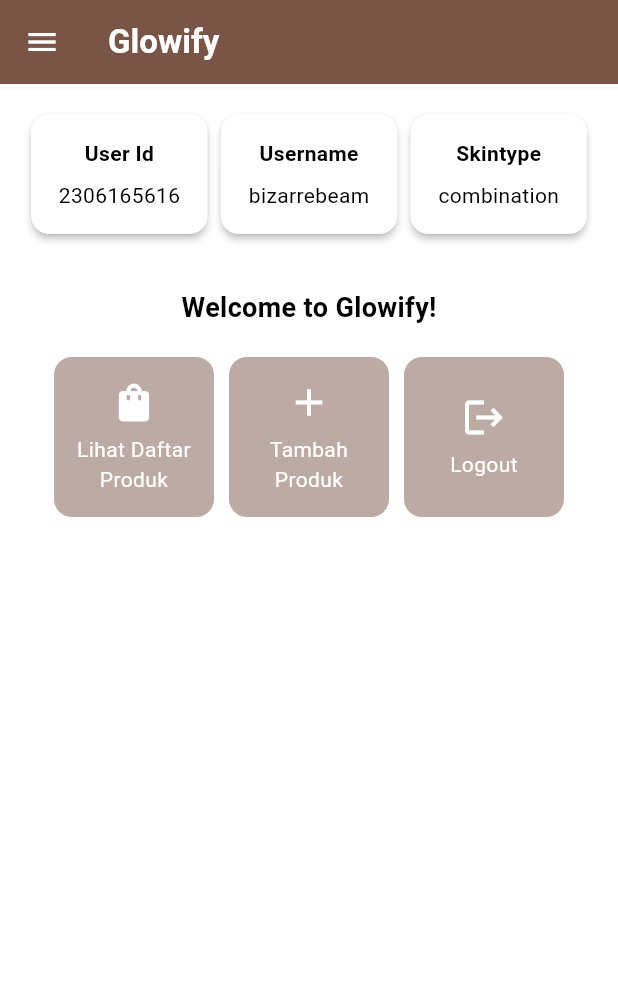
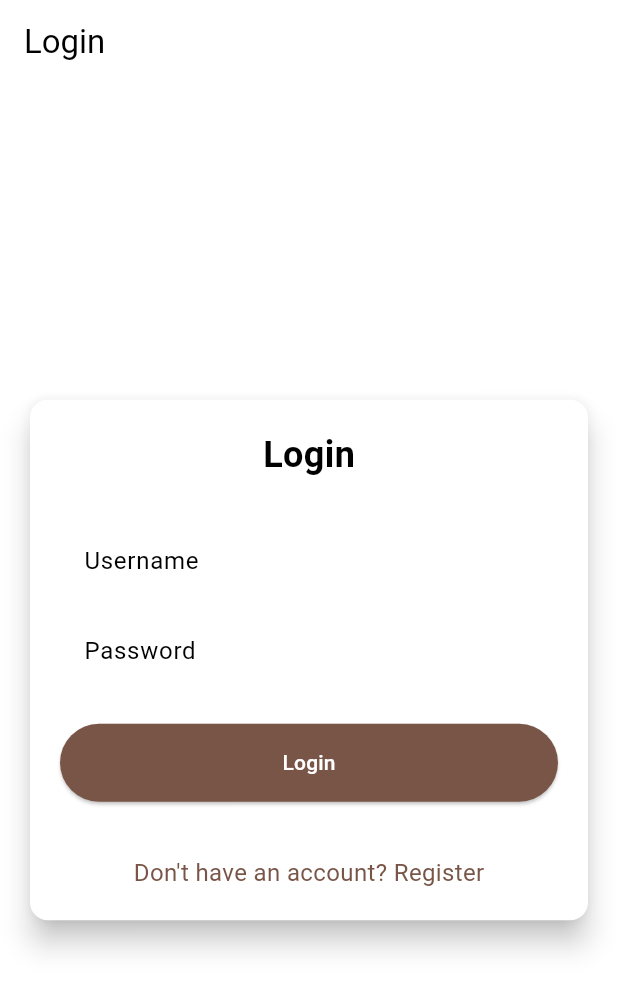
Before and after one commit to bizarrebeam/glowify-mobile, a Flutter app: the screen it shows after launch, on a phone screen of 412 x 824 dp. Shown: the top 991 px of the screen. Run offline on Flutter 3.47's test engine with Material 3 defaults, Android fonts, the phone set to English and light mode, and no system bars; missing offline and left inert: pbp_django_auth.

Commit message:
tugas 9: unfinished

```diff
--- a/lib/main.dart
+++ b/lib/main.dart
@@ -1,5 +1,8 @@
 import 'package:flutter/material.dart';
+import 'package:glowify/screens/login.dart';
 import 'package:glowify/screens/menu.dart';
+import 'package:pbp_django_auth/pbp_django_auth.dart';
+import 'package:provider/provider.dart';
 
 void main() {
   runApp(const MyApp());
@@ -10,15 +13,21 @@ class MyApp extends StatelessWidget {
 
   @override
   Widget build(BuildContext context) {
-    return MaterialApp(
-      title: 'Glowify',
-      theme: ThemeData(
-        colorScheme: ColorScheme.fromSwatch(
-          primarySwatch: Colors.brown,
-        ).copyWith(secondary: Colors.brown[200]),
-        useMaterial3: true,
+    return Provider(
+      create: (_) {
+        CookieRequest request = CookieRequest();
+        return request;
+      },
+      child: MaterialApp(
+        title: 'Glowify',
+        theme: ThemeData(
+          useMaterial3: true,
+          colorScheme: ColorScheme.fromSwatch(
+            primarySwatch: Colors.brown,
+          ).copyWith(secondary: Colors.brown[200]),
+        ),
+        home: const LoginPage(),
       ),
-      home: MenuScreen(),
     );
   }
 }
--- /dev/null
+++ b/lib/screens/login.dart
@@ -0,0 +1,181 @@
+import 'package:glowify/screens/menu.dart';
+import 'package:flutter/material.dart';
+import 'package:pbp_django_auth/pbp_django_auth.dart';
+import 'package:provider/provider.dart';
+import 'package:glowify/screens/register.dart';
+
+void main() {
+  runApp(const LoginApp());
+}
+
+class LoginApp extends StatelessWidget {
+  const LoginApp({super.key});
+
+  @override
+  Widget build(BuildContext context) {
+    return MaterialApp(
+      title: 'Login',
+      theme: ThemeData(
+        useMaterial3: true,
+        colorScheme: ColorScheme.fromSwatch(
+          primarySwatch: Colors.brown,
+        ).copyWith(secondary: Colors.brown[200]),
+      ),
+      home: const LoginPage(),
+    );
+  }
+}
+
+class LoginPage extends StatefulWidget {
+  const LoginPage({super.key});
+
+  @override
+  State<LoginPage> createState() => _LoginPageState();
+}
+
+class _LoginPageState extends State<LoginPage> {
+  final TextEditingController _usernameController = TextEditingController();
+  final TextEditingController _passwordController = TextEditingController();
+
+  @override
+  Widget build(BuildContext context) {
+    final request = context.watch<CookieRequest>();
+
+    return Scaffold(
+      appBar: AppBar(
+        title: const Text('Login'),
+      ),
+      body: Center(
+        child: SingleChildScrollView(
+          padding: const EdgeInsets.all(16.0),
+          child: Card(
+            elevation: 8,
+            shape: RoundedRectangleBorder(
+              borderRadius: BorderRadius.circular(12.0),
+            ),
+            child: Padding(
+              padding: const EdgeInsets.all(20.0),
+              child: Column(
+                mainAxisSize: MainAxisSize.min,
+                children: [
+                  const Text(
+                    'Login',
+                    style: TextStyle(
+                      fontSize: 24.0,
+                      fontWeight: FontWeight.bold,
+                    ),
+                  ),
+                  const SizedBox(height: 30.0),
+                  TextField(
+                    controller: _usernameController,
+                    decoration: const InputDecoration(
+                      labelText: 'Username',
+                      hintText: 'Enter your username',
+                      border: OutlineInputBorder(
+                        borderRadius: BorderRadius.all(Radius.circular(12.0)),
+                      ),
+                      contentPadding:
+                          EdgeInsets.symmetric(horizontal: 12.0, vertical: 8.0),
+                    ),
+                  ),
+                  const SizedBox(height: 12.0),
+                  TextField(
+                    controller: _passwordController,
+                    decoration: const InputDecoration(
+                      labelText: 'Password',
+                      hintText: 'Enter your password',
+                      border: OutlineInputBorder(
+                        borderRadius: BorderRadius.all(Radius.circular(12.0)),
+                      ),
+                      contentPadding:
+                          EdgeInsets.symmetric(horizontal: 12.0, vertical: 8.0),
+                    ),
+                    obscureText: true,
+                  ),
+                  const SizedBox(height: 24.0),
+                  ElevatedButton(
+                    onPressed: () async {
+                      String username = _usernameController.text;
+                      String password = _passwordController.text;
+
+                      // Cek kredensial
+                      // TODO: Ganti URL dan jangan lupa tambahkan trailing slash (/) di akhir URL!
+                      // Untuk menyambungkan Android emulator dengan Django pada localhost,
+                      // gunakan URL http://10.0.2.2/
+                      final response = await request
+                          .login("http://127.0.0.1:8000/auth/login/", {
+                        'username': username,
+                        'password': password,
+                      });
+
+                      if (request.loggedIn) {
+                        String message = response['message'];
+                        String uname = response['username'];
+                        if (context.mounted) {
+                          Navigator.pushReplacement(
+                            context,
+                            MaterialPageRoute(
+                                builder: (context) => MenuScreen()),
+                          );
+                          ScaffoldMessenger.of(context)
+                            ..hideCurrentSnackBar()
+                            ..showSnackBar(
+                              SnackBar(
+                                  content:
+                                      Text("$message Selamat datang, $uname.")),
+                            );
+                        }
+                      } else {
+                        if (context.mounted) {
+                          showDialog(
+                            context: context,
+                            builder: (context) => AlertDialog(
+                              title: const Text('Login Gagal'),
+                              content: Text(response['message']),
+                              actions: [
+                                TextButton(
+                                  child: const Text('OK'),
+                                  onPressed: () {
+                                    Navigator.pop(context);
+                                  },
+                                ),
+                              ],
+                            ),
+                          );
+                        }
+                      }
+                    },
+                    style: ElevatedButton.styleFrom(
+                      foregroundColor: Colors.white,
+                      minimumSize: Size(double.infinity, 50),
+                      backgroundColor: Theme.of(context).colorScheme.primary,
+                      padding: const EdgeInsets.symmetric(vertical: 16.0),
+                    ),
+                    child: const Text('Login'),
+                  ),
+                  const SizedBox(height: 36.0),
+                  GestureDetector(
+                    onTap: () {
+                      Navigator.push(
+                        context,
+                        MaterialPageRoute(
+                            builder: (context) => const RegisterPage()),
+                      );
+                    },
+                    child: Text(
+                      'Don\'t have an account? Register',
+                      style: TextStyle(
+                        color: Theme.of(context).colorScheme.primary,
+                        fontSize: 16.0,
+                      ),
+                    ),
+                  ),
+                ],
+              ),
+            ),
+          ),
+        ),
+      ),
+    );
+  }
+}
--- a/pubspec.yaml
+++ b/pubspec.yaml
@@ -35,6 +35,9 @@ dependencies:
   # The following adds the Cupertino Icons font to your application.
   # Use with the CupertinoIcons class for iOS style icons.
   cupertino_icons: ^1.0.8
+  provider: ^6.1.2
+  pbp_django_auth: ^0.4.0
+  http: ^1.2.2
 
 dev_dependencies:
   flutter_test:
```
Also changed, not shown: lib/models/product_entry.dart (added, +69 -0 lines), lib/screens/list_productentry.dart (added, +95 -0 lines), lib/screens/productentry_form.dart (+39 -37 lines), lib/screens/register.dart (added, +166 -0 lines), lib/widgets/left_drawer.dart (+11 -0 lines), lib/widgets/product_card.dart (+36 -4 lines), pubspec.lock, 2 other files.
